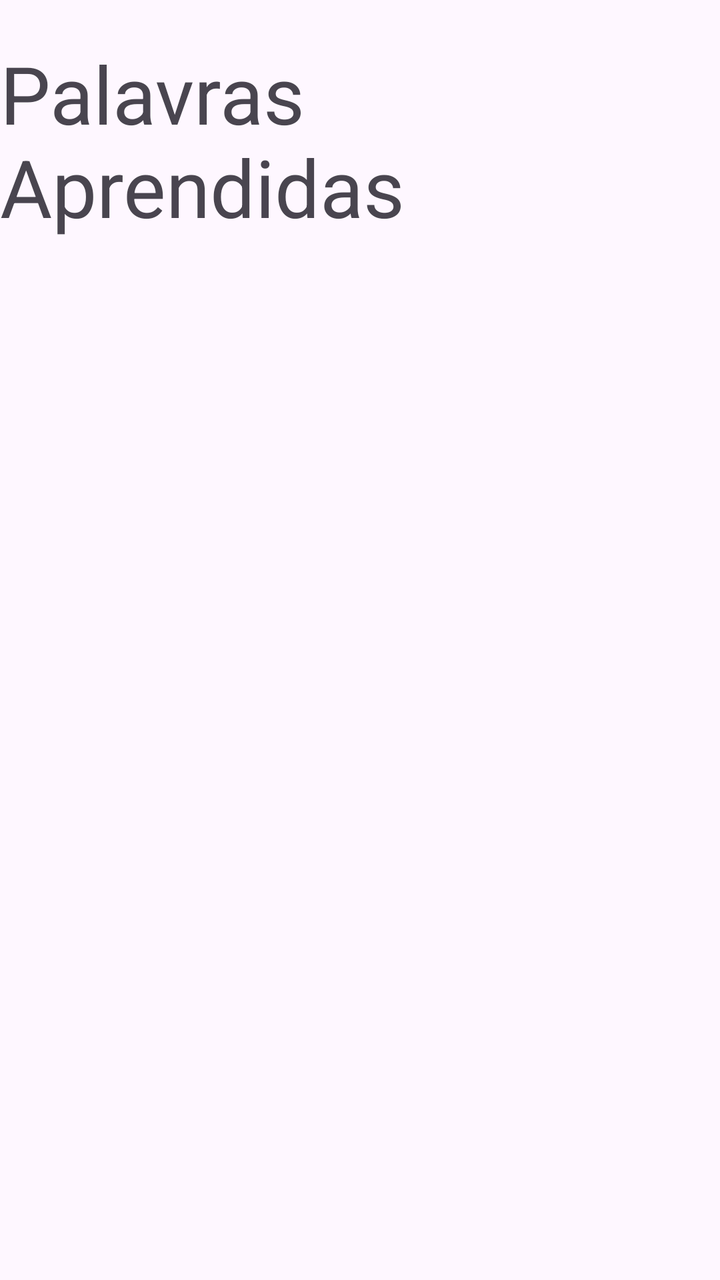
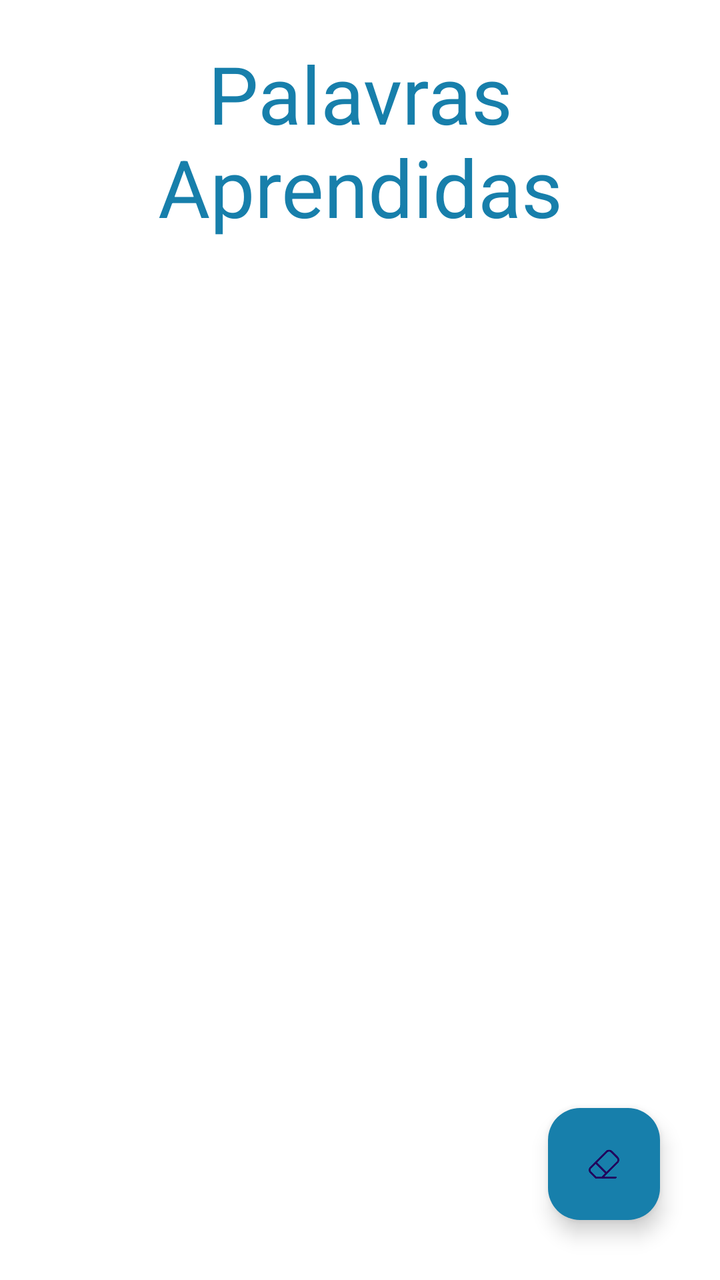

The first picture is an Android layout as it rendered before a commit; the second is the same layout after the commit. The layout source and the unified diff follow.
<!-- AndroidManifest.xml: application theme Theme.Ditado -->
<!-- res/layout/fragment_terceiro.xml -->
<?xml version="1.0" encoding="utf-8"?>
<androidx.constraintlayout.widget.ConstraintLayout xmlns:android="http://schemas.android.com/apk/res/android"
    xmlns:app="http://schemas.android.com/apk/res-auto"
    xmlns:tools="http://schemas.android.com/tools"
    android:layout_width="match_parent"
    android:layout_height="match_parent"
    tools:context=".TerceiroFragment">


    <TextView
        android:id="@+id/txtEstatisticas"
        android:layout_width="wrap_content"
        android:layout_height="wrap_content"
        android:layout_marginStart="124dp"
        android:layout_marginTop="20dp"
        android:layout_marginEnd="124dp"
        android:text="Palavras Aprendidas"
        android:textSize="40sp"
        app:layout_constraintEnd_toEndOf="parent"
        app:layout_constraintStart_toStartOf="parent"
        app:layout_constraintTop_toTopOf="parent" />

    <ListView
        android:id="@+id/lvEstatisticas"
        android:layout_width="409dp"
        android:layout_height="588dp"
        android:layout_marginTop="28dp"
        app:layout_constraintTop_toBottomOf="@+id/txtEstatisticas"
        tools:layout_editor_absoluteX="1dp" />


</androidx.constraintlayout.widget.ConstraintLayout>
<!-- resources referenced by this layout -->
<resources>
  <style name="Theme.Ditado" parent="Base.Theme.Ditado" />
  <style name="Base.Theme.Ditado" parent="Theme.Material3.DayNight.NoActionBar">
          
          
      </style>
</resources>

<!-- the commit's change to res/layout/fragment_terceiro.xml (unified diff, before → after) -->
@@ -4,21 +4,21 @@
     xmlns:tools="http://schemas.android.com/tools"
     android:layout_width="match_parent"
     android:layout_height="match_parent"
-    tools:context=".TerceiroFragment">
+    tools:context=".TerceiroFragment"
+    android:background="@color/white">
 
 
     <TextView
         android:id="@+id/txtEstatisticas"
-        android:layout_width="wrap_content"
+        android:layout_width="match_parent"
         android:layout_height="wrap_content"
-        android:layout_marginStart="124dp"
         android:layout_marginTop="20dp"
-        android:layout_marginEnd="124dp"
         android:text="Palavras Aprendidas"
+        android:textAlignment="center"
+        android:textColor="@color/destaque"
         android:textSize="40sp"
-        app:layout_constraintEnd_toEndOf="parent"
-        app:layout_constraintStart_toStartOf="parent"
-        app:layout_constraintTop_toTopOf="parent" />
+        app:layout_constraintTop_toTopOf="parent"
+        tools:layout_editor_absoluteX="124dp" />
 
     <ListView
         android:id="@+id/lvEstatisticas"
@@ -26,7 +26,20 @@
         android:layout_height="588dp"
         android:layout_marginTop="28dp"
         app:layout_constraintTop_toBottomOf="@+id/txtEstatisticas"
-        tools:layout_editor_absoluteX="1dp" />
+        tools:layout_editor_absoluteX="1dp" >
+    </ListView>
 
+    <com.google.android.material.floatingactionbutton.FloatingActionButton
+        android:id="@+id/fabF3"
+        android:layout_width="wrap_content"
+        android:layout_height="wrap_content"
+        android:layout_gravity="bottom|end"
+        android:layout_marginEnd="30dp"
+        android:layout_marginBottom="30dp"
+        android:tint="@color/white"
+        app:backgroundTint="@color/destaque"
+        app:layout_constraintBottom_toBottomOf="parent"
+        app:layout_constraintEnd_toEndOf="parent"
+        app:srcCompat="@drawable/eraser" />
 
 </androidx.constraintlayout.widget.ConstraintLayout>
<!-- resource entries referenced after the edit -->
@@ -1,5 +1,8 @@
 <!-- resources referenced by this layout -->
 <resources>
+  <color name="destaque">#177FAB</color>
+  <color name="white">#FFFFFFFF</color>
+  <!-- drawable eraser: png bitmap (drawable, 5476 bytes) -->
   <style name="Theme.Ditado" parent="Base.Theme.Ditado" />
   <style name="Base.Theme.Ditado" parent="Theme.Material3.DayNight.NoActionBar">
           
